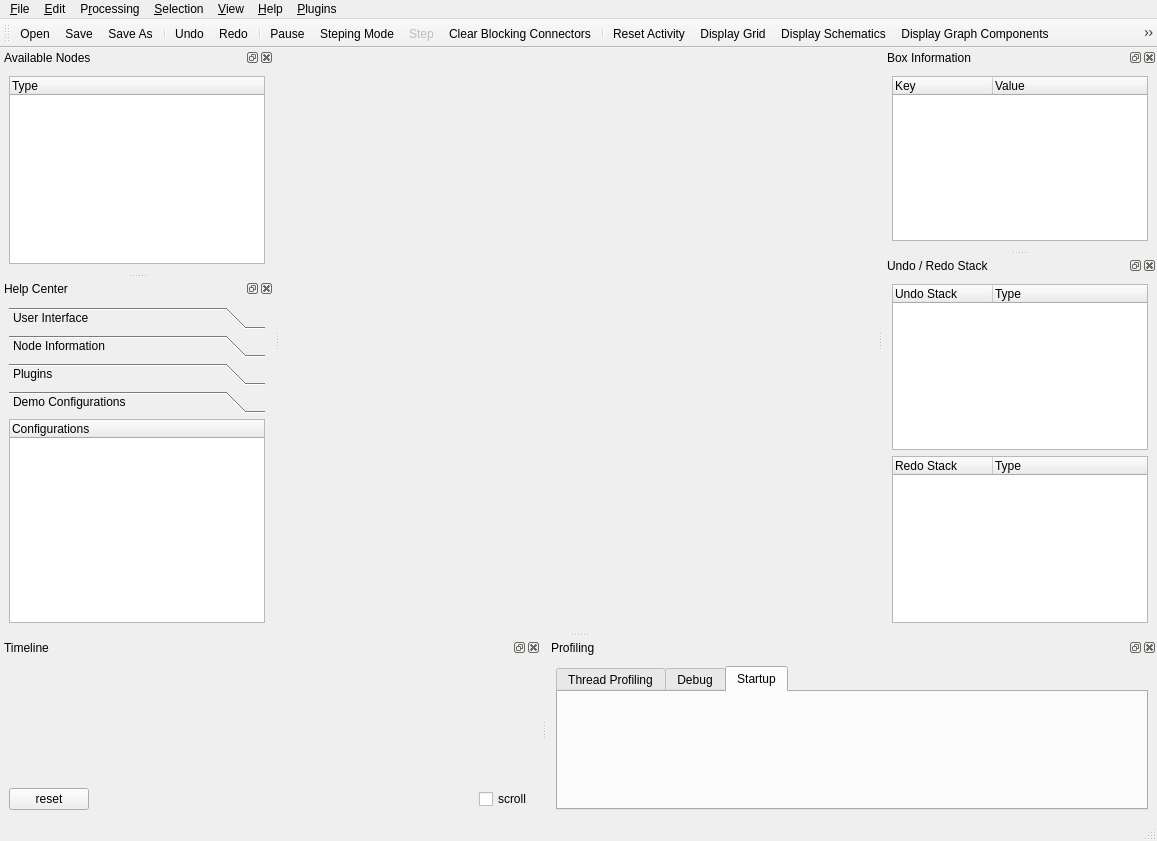
Qt form src/csapex/ui/csapex_window.ui (cogsys-tuebingen/csapex) before a commit.
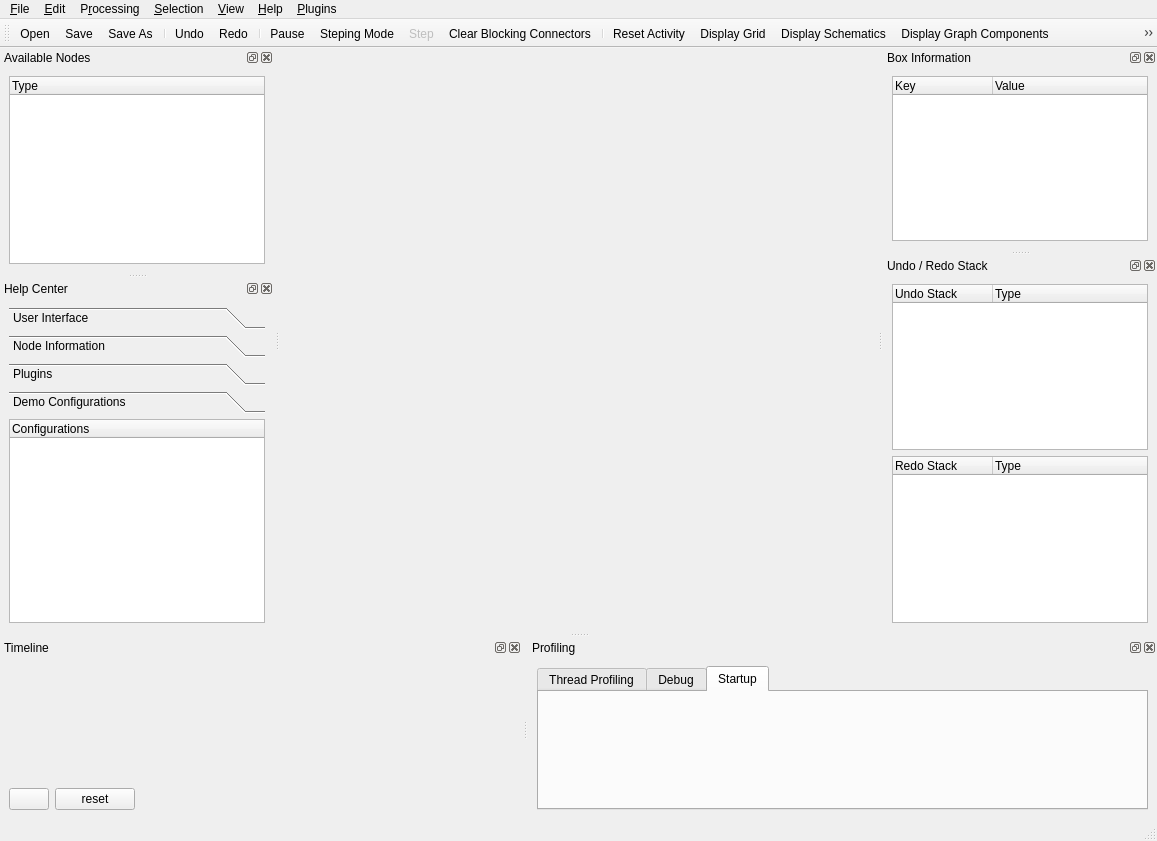
The same form after that commit. Icons and pictures are not drawn.

Commit message: began refactoring timeline: added recording / paused state

Patch:
```diff
--- a/src/csapex/ui/csapex_window.ui
+++ b/src/csapex/ui/csapex_window.ui
@@ -573,7 +573,7 @@
           <x>0</x>
           <y>0</y>
           <width>543</width>
-          <height>115</height>
+          <height>114</height>
          </rect>
         </property>
         <layout class="QHBoxLayout" name="horizontalLayout">
@@ -604,6 +604,21 @@
        <property name="topMargin">
         <number>0</number>
        </property>
+       <item>
+        <widget class="QPushButton" name="timeline_record">
+         <property name="text">
+          <string/>
+         </property>
+         <property name="icon">
+          <iconset resource="../res/csapex_resources.qrc">
+           <normaloff>:/timeline_record.png</normaloff>
+           <normalon>:/timeline_pause.png</normalon>:/timeline_record.png</iconset>
+         </property>
+         <property name="checkable">
+          <bool>true</bool>
+         </property>
+        </widget>
+       </item>
        <item>
         <widget class="QPushButton" name="timeline_reset">
          <property name="text">
@@ -624,13 +639,6 @@
          </property>
         </spacer>
        </item>
-       <item>
-        <widget class="QCheckBox" name="timeline_scroll">
-         <property name="text">
-          <string>scroll</string>
-         </property>
-        </widget>
-       </item>
       </layout>
      </item>
     </layout>
```
The commit also changes 6 other files.
